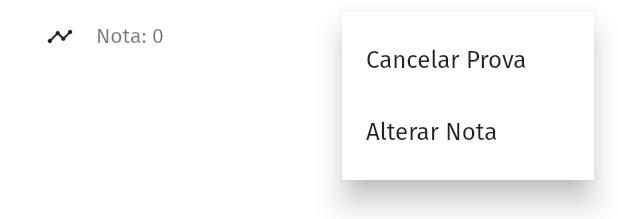
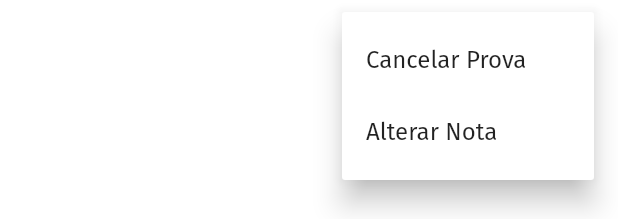
Before and after one commit to bicasoftware/curso, a Flutter app: the CalendarioProvasDiaListTile widget shown alone on an empty page, opened directly with empty values, after a tap on the "more vert" icon, on a phone screen of 412 x 824 dp. Shown: the top 219 px of the screen. Run offline on Flutter 3.47's test engine with Material 2 defaults, Android fonts, the phone set to English and light mode, and no system bars; our stand-ins replace rxdart, sqflite; missing offline and left inert: bloc_provider, helper_tiles, morpheus; accounts and stored records are empty; statements that could not run were skipped.

Commit message:
alterado esquema de cores

```diff
--- a/lib/custom_themes.dart
+++ b/lib/custom_themes.dart
@@ -5,7 +5,7 @@ class CustomThemes {
     return ThemeData(
       primarySwatch: Colors.indigo,
       primaryColor: Colors.indigo,
-      accentColor: Colors.blue,
+      accentColor: Colors.pink,
       fontFamily: "FiraSans",
       brightness: Brightness.light,
       splashColor: Colors.lightBlue[50],
--- /dev/null
+++ b/lib/utils.dart/random_utils.dart
@@ -0,0 +1,6 @@
+import 'package:meta/meta.dart';
+import 'package:flutter/material.dart';
+
+Color getForegroundColorByLuminance({@required Color bgColor}) {
+  return (bgColor != null && bgColor.computeLuminance() < 0.5) ? Colors.white : Colors.black;
+}
--- a/lib/view/view_calendario/widgets/calendario_provas_dia/calendario_provas_dia_list_tile.dart
+++ b/lib/view/view_calendario/widgets/calendario_provas_dia/calendario_provas_dia_list_tile.dart
@@ -25,8 +25,6 @@ class CalendarioProvasDiaListTile extends StatelessWidget {
       leading: HorarioAulaChip(
         color: Color(provasNotasMaterias.materia.cor),
         text: "Nota: ${formatNota(provasNotasMaterias.nota.nota)}",
-        textColor: Colors.black54,
-        iconColor: Colors.black87,
       ),
       title: Text(provasNotasMaterias.materia.nome),
       trailing: PopupMenuButton<int>(
--- a/lib/view/view_periodos_insert/horario_aula_tile_chip.dart
+++ b/lib/view/view_periodos_insert/horario_aula_tile_chip.dart
@@ -1,14 +1,12 @@
+import 'package:curso/utils.dart/random_utils.dart';
 import 'package:flutter/material.dart';
 
 class HorarioAulaChip extends StatelessWidget {
   final String text;
   final IconData icon;
   final Color color;
-  final Color textColor;
-  final Color iconColor;
 
-  const HorarioAulaChip({Key key, this.text, this.icon, this.color, this.textColor, this.iconColor})
-      : super(key: key);
+  const HorarioAulaChip({Key key, this.text, this.icon, this.color}) : super(key: key);
 
   @override
   Widget build(BuildContext context) {
@@ -16,11 +14,11 @@ class HorarioAulaChip extends StatelessWidget {
       padding: EdgeInsets.symmetric(horizontal: 8),
       avatar: Icon(
         icon ?? Icons.timeline,
-        color: iconColor ?? Colors.white,
+        color: getForegroundColorByLuminance(bgColor: color),
       ),
       label: Text(
         text,
-        style: TextStyle(fontSize: 14, color: textColor ?? Colors.white70),
+        style: TextStyle(fontSize: 14, color: getForegroundColorByLuminance(bgColor: color)),
       ),
       backgroundColor: color ?? Theme.of(context).accentColor,
     );
--- a/lib/widgets/bottom_save_button.dart
+++ b/lib/widgets/bottom_save_button.dart
@@ -16,7 +16,7 @@ class BottomSaveButton extends StatelessWidget {
           child: MaterialButton(
             colorBrightness: Brightness.dark,
             child: Text(title),
-            color: Theme.of(context).primaryColor,
+            color: Theme.of(context).accentColor,
             onPressed: onPressed,
           ),
         ),
```
